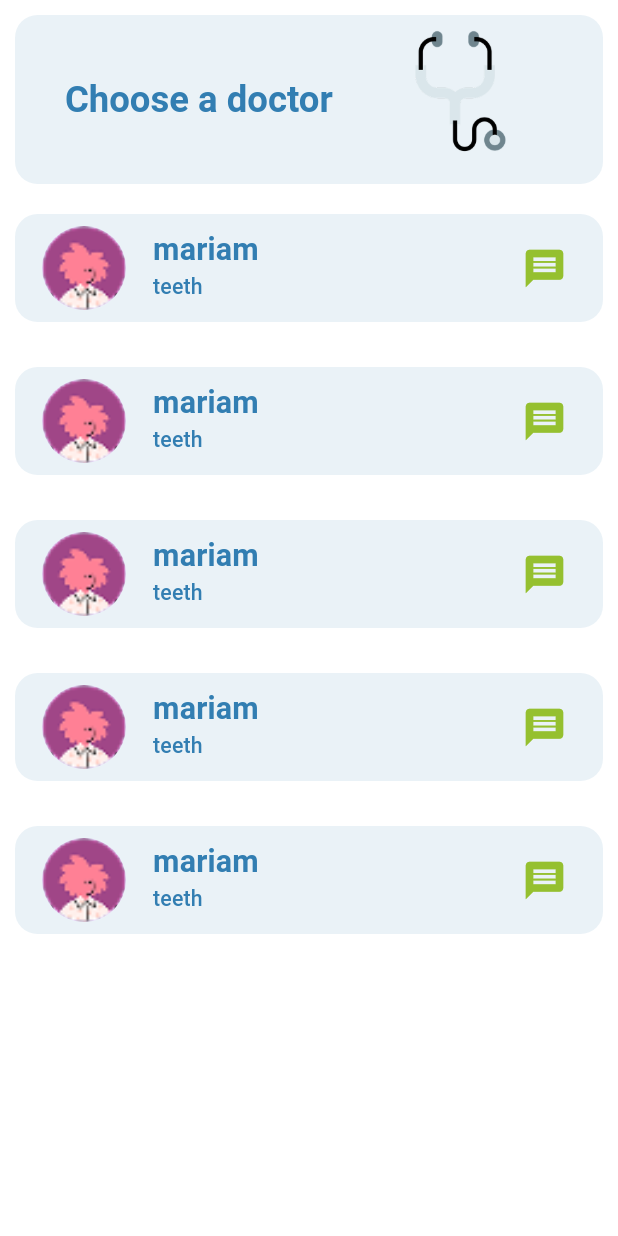
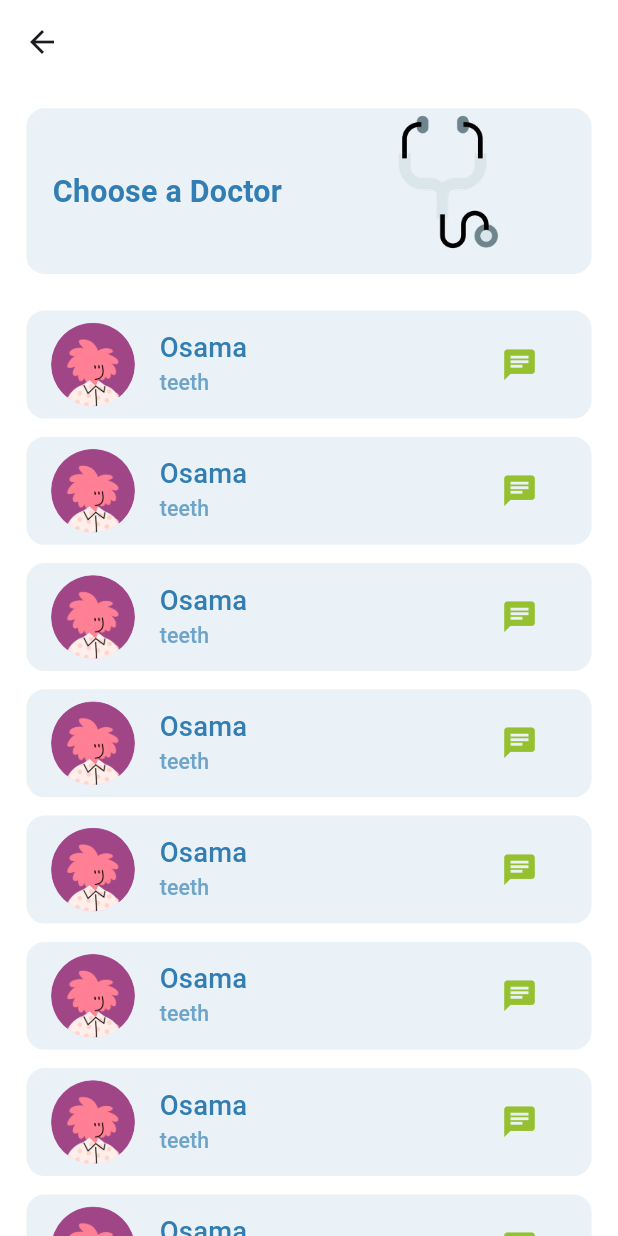
Before and after one commit to Osama-El-Dawli/Healora-app, a Flutter app: the screen it shows after launch, on a phone screen of 412 x 824 dp. Run offline on Flutter 3.47's test engine with Material 3 defaults, Android fonts, the phone set to English and light mode, and no system bars; our stand-ins replace cloud_firestore, dots_indicator, easy_localization, firebase_auth, firebase_core, flutter_bloc and 5 more; accounts and stored records are empty.

Commit message:
feat: Refactor select doctor feature with new model and UI components

```diff
--- a/lib/features/doctor_feature/presentation/widgets/patients_list_view_item.dart
+++ b/lib/features/doctor_feature/presentation/widgets/patients_list_view_item.dart
@@ -1,6 +1,5 @@
 import 'package:flutter/material.dart';
 import 'package:flutter_screenutil/flutter_screenutil.dart';
-import 'package:healora/core/routes/routes.dart';
 import 'package:healora/core/theme/app_colors.dart';
 import 'package:healora/core/utils/app_assets.dart';
 
@@ -19,8 +18,8 @@ class PatientsListViewItem extends StatelessWidget {
         contentPadding: EdgeInsets.symmetric(vertical: 8.h, horizontal: 12.w),
         subtitle: Text(
           '12 Oct, 2025 | 10:00 AM',
-          style: Theme.of(context).textTheme.titleSmall?.copyWith(
-            color: Color(0xff6FA4C8),
+          style: Theme.of(context).textTheme.labelLarge?.copyWith(
+            color: AppColors.hintColor,
             fontWeight: FontWeight.w500,
           ),
         ),
@@ -32,9 +31,7 @@ class PatientsListViewItem extends StatelessWidget {
           ),
         ),
         trailing: IconButton(
-          onPressed: () {
-            Navigator.pushNamed(context, AppRoutes.chatScreen);
-          },
+          onPressed: () {},
           icon: Icon(Icons.chat, color: AppColors.secondary),
         ),
         title: Hero(
--- /dev/null
+++ b/lib/features/select_doctor/data/models/select_doctor_model.dart
@@ -0,0 +1,11 @@
+class SelectDoctorModel {
+  final String name;
+  final String image;
+  final String specialty;
+
+  const SelectDoctorModel({
+    required this.name,
+    required this.image,
+    required this.specialty,
+  });
+}
--- a/lib/features/select_doctor/presentation/screens/select_doctor_screen.dart
+++ b/lib/features/select_doctor/presentation/screens/select_doctor_screen.dart
@@ -1,47 +1,12 @@
 import 'package:flutter/material.dart';
-import 'package:healora/core/routes/routes.dart';
-import 'package:healora/features/select_doctor/presentation/widgets/select_doctor_item.dart';
-
-import '../../../../core/theme/app_colors.dart';
+import 'package:healora/features/select_doctor/presentation/widgets/select_doctor_screen_body.dart';
 
 class SelectDoctorScreen extends StatelessWidget {
-  static const String routeName = AppRoutes.selectDoctorScreen;
-List<DoctorItem> doctors=[
-DoctorItem(name: "mariam", specialty: "teeth", icon: Icons.message, image: "profile"),
-  DoctorItem(name: "mariam", specialty: "teeth", icon: Icons.message, image: "profile"),
-  DoctorItem(name: "mariam", specialty: "teeth", icon: Icons.message, image: "profile"),
-  DoctorItem(name: "mariam", specialty: "teeth", icon: Icons.message, image: "profile"),
-  DoctorItem(name: "mariam", specialty: "teeth", icon: Icons.message, image: "profile"),
-
-];
+  const SelectDoctorScreen({super.key});
   @override
   Widget build(BuildContext context) {
     return Scaffold(
-      body: SafeArea(
-        child: Column(
-          children: [
-            Container(
-              padding: EdgeInsets.all(10),
-              margin: EdgeInsets.all(10),
-              decoration: BoxDecoration(color: AppColors.lightGray,
-                  borderRadius: BorderRadius.circular(15)),
-              child: Row(
-                mainAxisAlignment: MainAxisAlignment.spaceEvenly,
-                children: [
-                Text("Choose a doctor",
-                  style: Theme.of(context).textTheme.titleLarge,),
-                Image.asset("assets/images/home_page3.png",
-                  width: MediaQuery.sizeOf(context).width*.3,)
-              ],),
-            ),
-            Expanded(
-              child: ListView.separated(separatorBuilder: (_,index)=>SizedBox(height: 10,),
-                itemBuilder: (_,index)=>doctors[index]
-                ,itemCount: doctors.length,),
-            ),
-          ],
-        ),
-      ),
+      body: SelectDoctorScreenBody(),
     );
   }
 }
--- a/lib/features/select_doctor/presentation/widgets/select_doctor_item.dart
+++ b/lib/features/select_doctor/presentation/widgets/select_doctor_item.dart
@@ -1,34 +1,39 @@
 import 'package:flutter/material.dart';
+import 'package:flutter_screenutil/flutter_screenutil.dart';
 import 'package:healora/core/theme/app_colors.dart';
+import 'package:healora/features/select_doctor/data/models/select_doctor_model.dart';
 
-class DoctorItem extends StatelessWidget {
-  String name;
-  String specialty;
-  IconData icon;
-  String image;
-  DoctorItem({required this.name,
-    required this.specialty,
-    required this.icon,
-    required this.image});
+class SelectDoctorItem extends StatelessWidget {
+  final SelectDoctorModel model;
+  const SelectDoctorItem({super.key, required this.model});
 
   @override
   Widget build(BuildContext context) {
     return Container(
-      margin: EdgeInsets.all(10),
-      decoration: BoxDecoration(color: AppColors.lightGray,
-      borderRadius: BorderRadius.circular(15)),
+      decoration: BoxDecoration(
+        color: AppColors.lightGray,
+        borderRadius: BorderRadius.circular(12.r),
+      ),
       child: ListTile(
-        leading: CircleAvatar(
-          radius: 30,
-          backgroundImage: AssetImage("assets/images/${image}.png"),
+        leading: CircleAvatar(radius: 28.r, backgroundImage: AssetImage(model.image)),
+        title: Text(
+          model.name,
+          style: Theme.of(context).textTheme.titleMedium?.copyWith(
+            fontSize: 18.sp,
+            fontWeight: FontWeight.w500,
+          ),
         ),
-        title: Text(name,
-          style: Theme.of(context).textTheme.titleMedium,),
-        subtitle: Text(specialty,
-          style: Theme.of(context).textTheme.labelLarge!.copyWith(color: AppColors.primary),
-         ),
-        trailing: Icon(icon,color: AppColors.secondary,size: 30,),
-        onTap: () {},
+        subtitle: Text(
+          model.specialty,
+          style: Theme.of(context).textTheme.labelLarge!.copyWith(
+            color: AppColors.hintColor,
+            fontWeight: FontWeight.w500,
+          ),
+        ),
+        trailing: IconButton(
+          onPressed: () {},
+          icon: Icon(Icons.chat, color: AppColors.secondary, size: 24.sp),
+        ),
       ),
     );
   }
--- /dev/null
+++ b/lib/features/select_doctor/presentation/widgets/select_doctor_list_view.dart
@@ -0,0 +1,92 @@
+import 'package:flutter/material.dart';
+import 'package:flutter_screenutil/flutter_screenutil.dart';
+import 'package:flutter_staggered_animations/flutter_staggered_animations.dart';
+import 'package:healora/core/utils/app_assets.dart';
+import 'package:healora/features/select_doctor/data/models/select_doctor_model.dart';
+import 'package:healora/features/select_doctor/presentation/widgets/select_doctor_item.dart';
+
+class SelectDoctorListView extends StatelessWidget {
+  const SelectDoctorListView({super.key});
+  static final List<SelectDoctorModel> doctors = [
+    SelectDoctorModel(
+      name: 'Osama',
+      image: Assets.imagesAvatar,
+      specialty: 'teeth',
+    ),
+    SelectDoctorModel(
+      name: 'Osama',
+      image: Assets.imagesAvatar,
+      specialty: 'teeth',
+    ),
+    SelectDoctorModel(
+      name: 'Osama',
+      image: Assets.imagesAvatar,
+      specialty: 'teeth',
+    ),
+    SelectDoctorModel(
+      name: 'Osama',
+      image: Assets.imagesAvatar,
+      specialty: 'teeth',
+    ),
+    SelectDoctorModel(
+      name: 'Osama',
+      image: Assets.imagesAvatar,
+      specialty: 'teeth',
+    ),
+    SelectDoctorModel(
+      name: 'Osama',
+      image: Assets.imagesAvatar,
+      specialty: 'teeth',
+    ),
+    SelectDoctorModel(
+      name: 'Osama',
+      image: Assets.imagesAvatar,
+      specialty: 'teeth',
+    ),
+    SelectDoctorModel(
+      name: 'Osama',
+      image: Assets.imagesAvatar,
+      specialty: 'teeth',
+    ),
+    SelectDoctorModel(
+      name: 'Osama',
+      image: Assets.imagesAvatar,
+      specialty: 'teeth',
+    ),
+    SelectDoctorModel(
+      name: 'Osama',
+      image: Assets.imagesAvatar,
+      specialty: 'teeth',
+    ),
+    SelectDoctorModel(
+      name: 'Osama',
+      image: Assets.imagesAvatar,
+      specialty: 'teeth',
+    ),
+    SelectDoctorModel(
+      name: 'Osama',
+      image: Assets.imagesAvatar,
+      specialty: 'teeth',
+    ),
+  ];
+
+  @override
+  Widget build(BuildContext context) {
+    return SliverList.separated(
+      separatorBuilder: (_, index) => SizedBox(height: 12.h),
+      itemBuilder: (_, index) => AnimationConfiguration.staggeredList(
+        position: index,
+        duration: const Duration(milliseconds: 500),
+        delay: const Duration(milliseconds: 100),
+        child: SlideAnimation(
+          verticalOffset: 100.0,
+          curve: Curves.easeOutCubic,
+          child: FadeInAnimation(
+            child: SelectDoctorItem(model: doctors[index]),
+          ),
+        ),
+      ),
+      itemCount: doctors.length,
+    );
+  }
+}
--- /dev/null
+++ b/lib/features/select_doctor/presentation/widgets/select_doctor_screen_body.dart
@@ -0,0 +1,72 @@
+import 'package:easy_localization/easy_localization.dart';
+import 'package:flutter/material.dart';
+import 'package:flutter_screenutil/flutter_screenutil.dart';
+import 'package:healora/core/utils/app_assets.dart';
+import 'package:healora/core/widgets/custom_card.dart';
+import 'package:healora/features/select_doctor/presentation/widgets/select_doctor_list_view.dart';
+
+class SelectDoctorScreenBody extends StatelessWidget {
+  const SelectDoctorScreenBody({super.key});
+
+  @override
+  Widget build(BuildContext context) {
+    final TextTheme textTheme = Theme.of(context).textTheme;
+    return SafeArea(
+      child: CustomScrollView(
+        slivers: [
+          SliverAppBar(
+            pinned: true,
+            expandedHeight: 180.h,
+            flexibleSpace: LayoutBuilder(
+              builder: (context, constraints) {
+                final double top = constraints.biggest.height;
+                final double collapsedHeight =
+                    kToolbarHeight + MediaQuery.of(context).padding.top;
+                final double expandedHeight =
+                    200.h + MediaQuery.of(context).padding.top;
+
+                double scrollRatio =
+                    ((top - collapsedHeight) /
+                            (expandedHeight - collapsedHeight))
+                        .clamp(0.0, 1.0);
+
+                double opacity = scrollRatio > 0.7
+                    ? 0.0
+                    : (1 - (scrollRatio / 0.7)).clamp(0.0, 1.0);
+
+                return FlexibleSpaceBar(
+                  title: Opacity(
+                    opacity: opacity,
+                    child: Padding(
+                      padding: EdgeInsets.only(top: 12.h),
+                      child: Text(
+                        'Choose a Doctor'.tr(),
+                        style: textTheme.titleMedium,
+                      ),
+                    ),
+                  ),
+                  background: Padding(
+                    padding: EdgeInsets.only(
+                      left: 16.w,
+                      right: 16.w,
+                      top: kToolbarHeight + 16.h,
+                    ),
+                    child: CustomCard(
+                      title: 'Choose a Doctor'.tr(),
+                      imageUrl: Assets.imagesHomePage3,
+                    ),
+                  ),
+                );
+              },
+            ),
+          ),
+          SliverToBoxAdapter(child: SizedBox(height: 24.h)),
+          SliverPadding(
+            sliver: SelectDoctorListView(),
+            padding: EdgeInsets.symmetric(horizontal: 16.w),
+          ),
+        ],
+      ),
+    );
+  }
+}
```
Also changed, not shown: lib/main.dart (line endings or trailing spaces), 2 other files.
